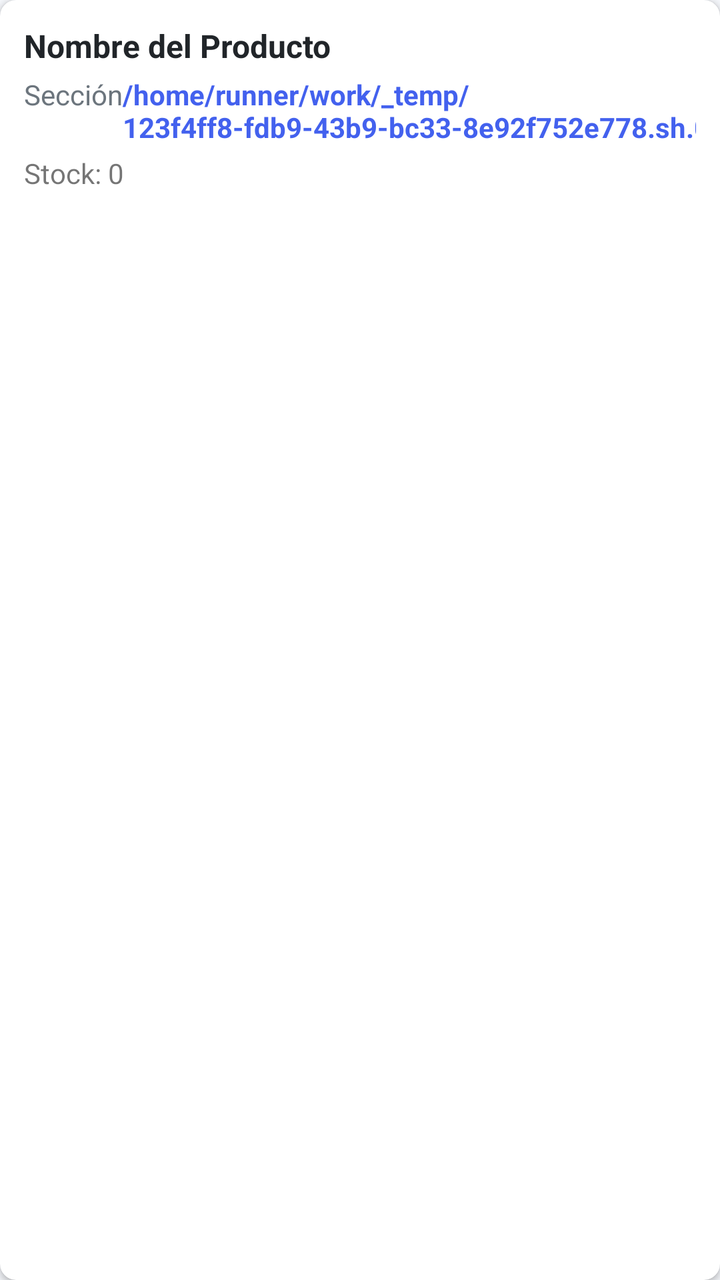
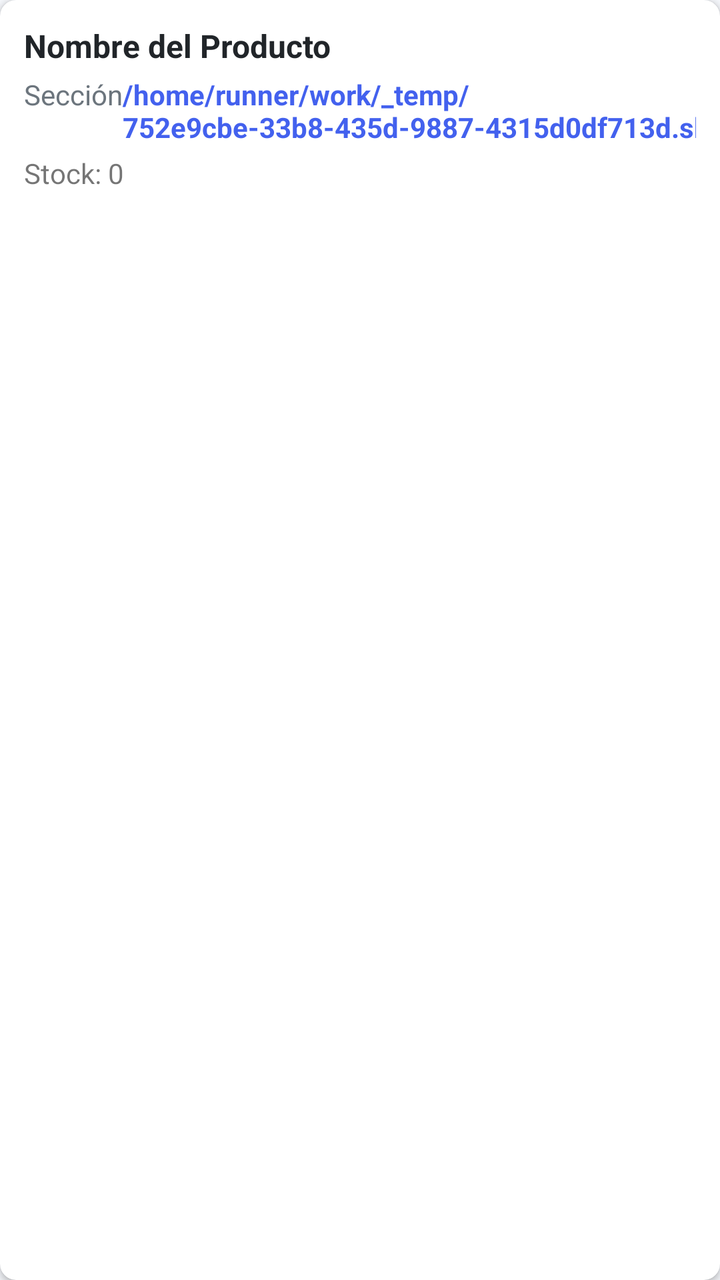

Screens rendered from an Android XML layout before and after an edit, with the pre-edit source and the edit as a unified diff.
<!-- AndroidManifest.xml: application theme Theme.OmniVentas -->
<!-- res/layout/item_producto.xml -->
<?xml version="1.0" encoding="utf-8"?>
<androidx.cardview.widget.CardView xmlns:android="http://schemas.android.com/apk/res/android"
    xmlns:app="http://schemas.android.com/apk/res-auto"
    android:layout_width="match_parent"
    android:layout_height="wrap_content"
    android:layout_marginBottom="8dp"
    app:cardCornerRadius="8dp"
    app:cardElevation="2dp">
    <LinearLayout
        android:layout_width="match_parent"
        android:layout_height="wrap_content"
        android:orientation="vertical"
        android:padding="12dp">
        <TextView
            android:id="@+id/tv_nombre"
            android:layout_width="match_parent"
            android:layout_height="wrap_content"
            android:text="Nombre del Producto"
            android:textSize="16sp"
            android:textStyle="bold"
            android:textColor="@color/dark" />
        <LinearLayout
            android:layout_width="match_parent"
            android:layout_height="wrap_content"
            android:orientation="horizontal"
            android:layout_marginTop="4dp">
            <TextView
                android:id="@+id/tv_seccion"
                android:layout_width="0dp"
                android:layout_height="wrap_content"
                android:layout_weight="1"
                android:text="Sección"
                android:textSize="14sp"
                android:textColor="@color/gray" />
            <TextView
                android:id="@+id/tv_precio"
                android:layout_width="wrap_content"
                android:layout_height="wrap_content"
                android:text="/home/runner/work/_temp/123f4ff8-fdb9-43b9-bc33-8e92f752e778.sh.00"
                android:textSize="14sp"
                android:textColor="@color/primary"
                android:textStyle="bold" />
        </LinearLayout>
        <TextView
            android:id="@+id/tv_stock"
            android:layout_width="wrap_content"
            android:layout_height="wrap_content"
            android:text="Stock: 0"
            android:textSize="14sp"
            android:layout_marginTop="4dp" />
    </LinearLayout>
</androidx.cardview.widget.CardView>
<!-- resources referenced by this layout -->
<resources>
  <color name="dark">#212529</color>
  <color name="gray">#6C757D</color>
  <color name="primary">#4361EE</color>
  <style name="Theme.OmniVentas" parent="Theme.MaterialComponents.DayNight.NoActionBar">
          <item name="colorPrimary">@color/primary</item>
          <item name="colorPrimaryVariant">@color/primary_dark</item>
          <item name="colorOnPrimary">@color/white</item>
          <item name="colorSecondary">@color/secondary</item>
          <item name="colorOnSecondary">@color/white</item>
          <item name="android:statusBarColor">@color/primary</item>
          <item name="android:windowBackground">@color/light_gray</item>
      </style>
  <color name="primary_dark">#3A56D4</color>
  <color name="white">#FFFFFF</color>
  <color name="secondary">#3F37C9</color>
  <color name="light_gray">#F5F7FB</color>
</resources>

<!-- the commit's change to res/layout/item_producto.xml (unified diff, before → after) -->
@@ -36,7 +36,7 @@
                 android:id="@+id/tv_precio"
                 android:layout_width="wrap_content"
                 android:layout_height="wrap_content"
-                android:text="/home/runner/work/_temp/123f4ff8-fdb9-43b9-bc33-8e92f752e778.sh.00"
+                android:text="/home/runner/work/_temp/752e9cbe-33b8-435d-9887-4315d0df713d.sh.00"
                 android:textSize="14sp"
                 android:textColor="@color/primary"
                 android:textStyle="bold" />
